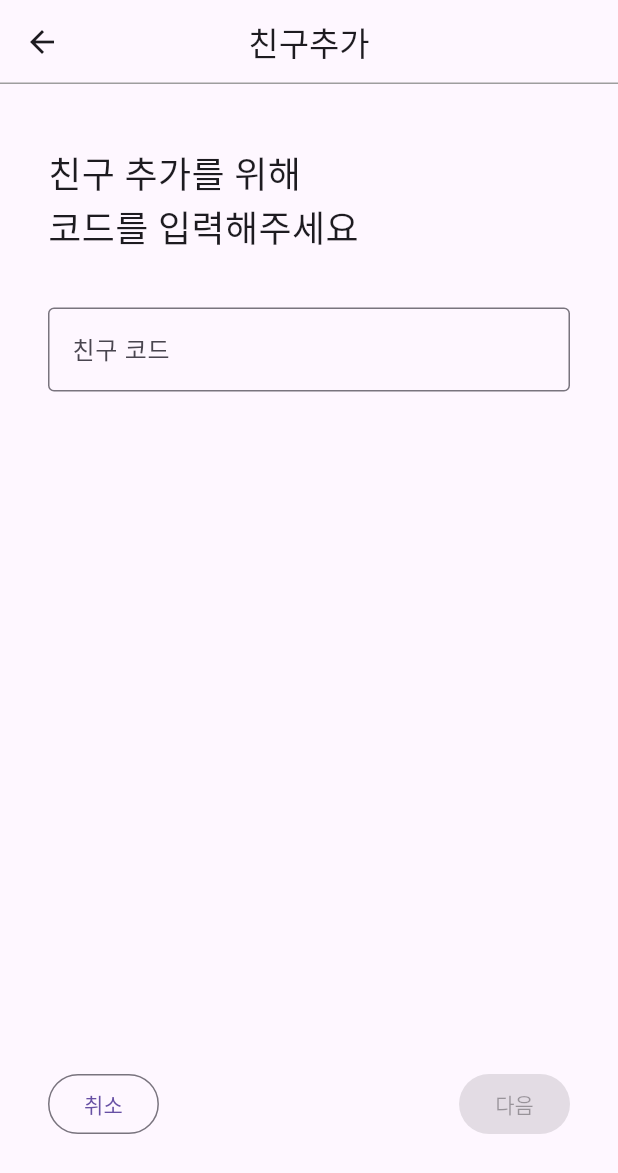
After one commit to Ulim567/2024_MAD_Project, a Flutter app: the AddFriendPage screen opened directly, on a phone screen of 412 x 824 dp. The commit adds this screen. Shown: the top 1173 px of the screen. Run offline on Flutter 3.47's test engine with Material 3 defaults, Android fonts, the phone set to English and light mode, and no system bars; our stand-ins replace cloud_firestore, firebase_auth, firebase_core, flutter_dotenv, geolocator, google_maps_flutter and 1 more; missing offline and left inert: wheel_picker; accounts and stored records are empty; network calls fail.

Commit message:
add friend by code part add.dart, confirm.dart complete(without refactoring)

```diff
--- /dev/null
+++ b/lib/addfriend/page.dart
@@ -0,0 +1,104 @@
+import 'package:firebase_auth/firebase_auth.dart';
+import 'package:flutter/material.dart';
+import 'package:moblie_app_project/addfriend/widgets/add.dart';
+import 'package:moblie_app_project/addfriend/widgets/confirm.dart';
+import 'package:moblie_app_project/provider/dbservice.dart';
+
+class AddFriendPage extends StatefulWidget {
+  const AddFriendPage({super.key});
+
+  @override
+  State<AddFriendPage> createState() => _AddFriendPageState();
+}
+
+class _AddFriendPageState extends State<AddFriendPage> {
+  final databaseService = DatabaseService();
+  int index = 0;
+  List<Widget> pages = [];
+  String appBarTitle = "친구추가";
+
+  String? verifiedCode; // 확인된 코드 저장
+
+  @override
+  Widget build(BuildContext context) {
+    pages = [
+      AddCodeWidget(
+        onCodeVerified: (code) {
+          setState(() {
+            verifiedCode = code;
+          });
+        },
+      ),
+      ProfileConfirmWidget(
+        code: verifiedCode, // 확인된 코드 전달
+      ),
+    ];
+    return Scaffold(
+      resizeToAvoidBottomInset: false,
+      appBar: AppBar(
+        title: Text(appBarTitle),
+        centerTitle: true,
+        shape: const Border(
+          bottom: BorderSide(
+            color: Colors.grey,
+            width: 1,
+          ),
+        ),
+      ),
+      body: Padding(
+        padding: const EdgeInsets.all(32),
+        child: Column(
+          crossAxisAlignment: CrossAxisAlignment.start,
+          children: [
+            pages[index],
+            Expanded(child: Container()),
+            Padding(
+              padding: const EdgeInsets.fromLTRB(0, 0, 0, 32),
+              child: Row(
+                mainAxisAlignment: MainAxisAlignment.spaceBetween,
+                children: [
+                  OutlinedButton(
+                    onPressed: () {
+                      if (index == 0) {
+                        Navigator.pop(context);
+                      } else {
+                        setState(() {
+                          verifiedCode = null;
+                          index--;
+                        });
+                      }
+                    },
+                    child: const Text("취소"),
+                  ),
+                  ElevatedButton(
+                    onPressed: verifiedCode != null || index > 0
+                        ? () async {
+                            if (index == pages.length - 1) {
+                              final FirebaseAuth _auth = FirebaseAuth.instance;
+                              final User? user = _auth.currentUser;
+                              if (user != null) {
+                                await databaseService.sendFriendRequest(
+                                    verifiedCode!, user.uid);
+                                print("친구추가 전송 완료: $verifiedCode");
+                                index++;
+                              }
+                            } else {
+                              setState(() {
+                                index++;
+                              });
+                            }
+                          }
+                        : null, // 코드 확인 전에는 비활성화
+                    child: (index == pages.length - 1)
+                        ? const Text("확인")
+                        : const Text("다음"),
+                  ),
+                ],
+              ),
+            )
+          ],
+        ),
+      ),
+    );
+  }
+}
--- /dev/null
+++ b/lib/addfriend/widgets/add.dart
@@ -0,0 +1,82 @@
+import 'package:cloud_firestore/cloud_firestore.dart';
+
+import 'package:flutter/material.dart';
+
+class AddCodeWidget extends StatefulWidget {
+  final void Function(String code) onCodeVerified;
+
+  const AddCodeWidget({super.key, required this.onCodeVerified});
+
+  @override
+  State<AddCodeWidget> createState() => _AddCodeWidgetState();
+}
+
+class _AddCodeWidgetState extends State<AddCodeWidget> {
+  final TextEditingController _codeController = TextEditingController();
+  String? _statusMessage;
+
+  // Firestore instance
+  final FirebaseFirestore _firestore = FirebaseFirestore.instance;
+
+  void _checkCode(String code) async {
+    try {
+      DocumentSnapshot snapshot =
+          await _firestore.collection('users').doc(code).get();
+
+      setState(() {
+        if (snapshot.exists) {
+          _statusMessage = "코드가 확인되었습니다.";
+          widget.onCodeVerified(code); // 부모 위젯에 코드 전달
+        } else {
+          _statusMessage = "없는 코드입니다.";
+          widget.onCodeVerified(""); // 유효하지 않음을 알림
+        }
+      });
+    } catch (e) {
+      setState(() {
+        _statusMessage = "오류가 발생했습니다. 다시 시도해주세요.";
+      });
+      print("Error checking code: $e");
+    }
+  }
+
+  @override
+  Widget build(BuildContext context) {
+    return Column(
+      crossAxisAlignment: CrossAxisAlignment.start,
+      children: [
+        const SizedBox(height: 10),
+        const Text(
+          "친구 추가를 위해\n코드를 입력해주세요",
+          style: TextStyle(fontSize: 24),
+        ),
+        const SizedBox(height: 35),
+        TextField(
+          controller: _codeController,
+          decoration: const InputDecoration(
+            labelText: "친구 코드",
+            border: OutlineInputBorder(),
+          ),
+          onChanged: (value) {
+            if (value.isNotEmpty) {
+              _checkCode(value); // 실시간으로 Firestore 확인
+            } else {
+              setState(() {
+                _statusMessage = null;
+              });
+            }
+          },
+        ),
+        const SizedBox(height: 10),
+        if (_statusMessage != null)
+          Text(
+            _statusMessage!,
+            style: TextStyle(
+              color:
+                  _statusMessage == "코드가 확인되었습니다." ? Colors.green : Colors.red,
+            ),
+          ),
+      ],
+    );
+  }
+}
```
Also changed, not shown: lib/addfriend/widgets/confirm.dart (added, +112 -0 lines), lib/friend.dart (+9 -2 lines), lib/provider/dbservice.dart (+15 -0 lines), lib/addfriend/widgets/result.dart (added).
